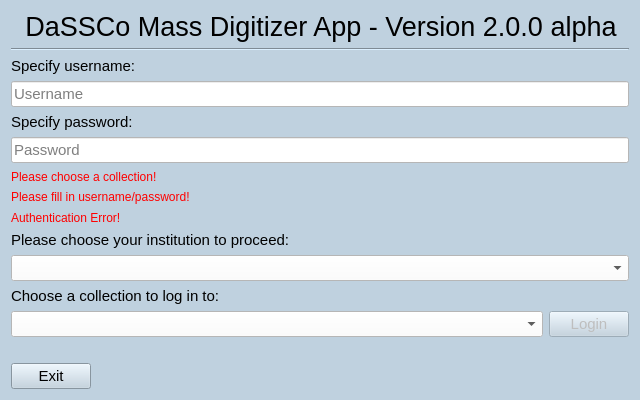
First picture: the form in MassDigitizer/ui/homescreen.ui, repository NHMDenmark/Mass-Digitizer, before the edit.
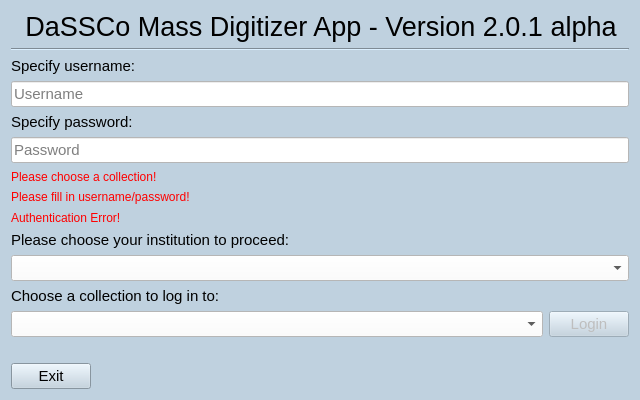
Second picture: the form after the edit.

Diff of the .ui file:
```diff
--- a/MassDigitizer/ui/homescreen.ui
+++ b/MassDigitizer/ui/homescreen.ui
@@ -61,7 +61,7 @@
       </font>
      </property>
      <property name="text">
-      <string>DaSSCo Mass Digitizer App - Version 2.0.0 alpha</string>
+      <string>DaSSCo Mass Digitizer App - Version 2.0.1 alpha</string>
      </property>
      <property name="alignment">
       <set>Qt::AlignmentFlag::AlignCenter</set>
```
